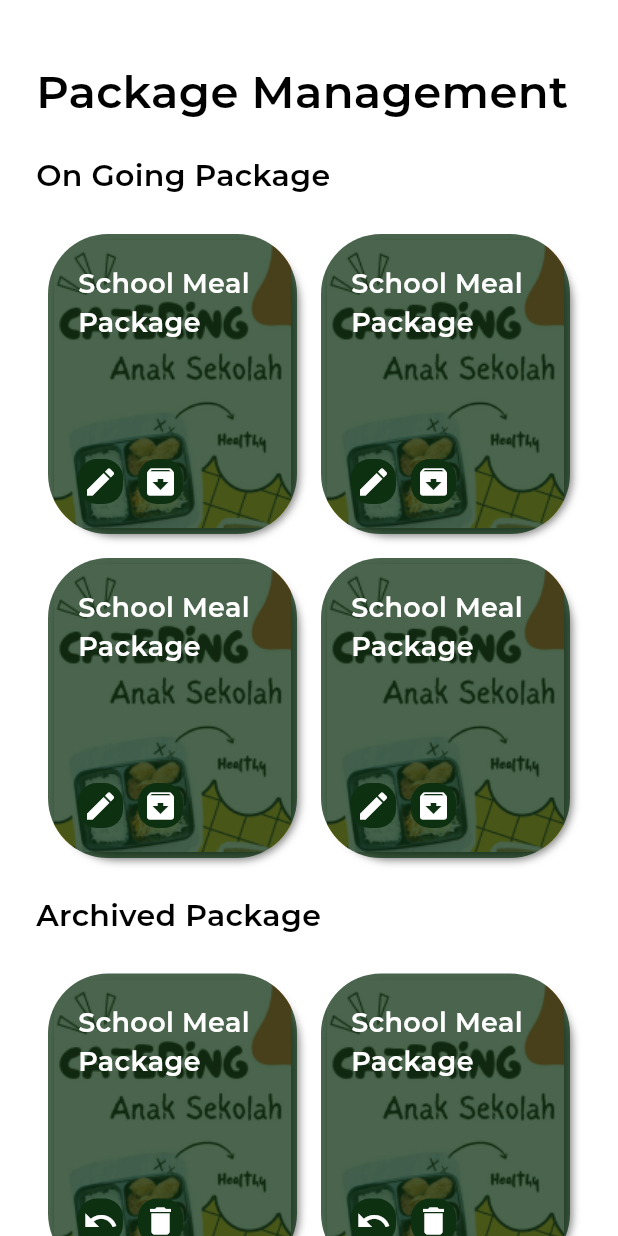
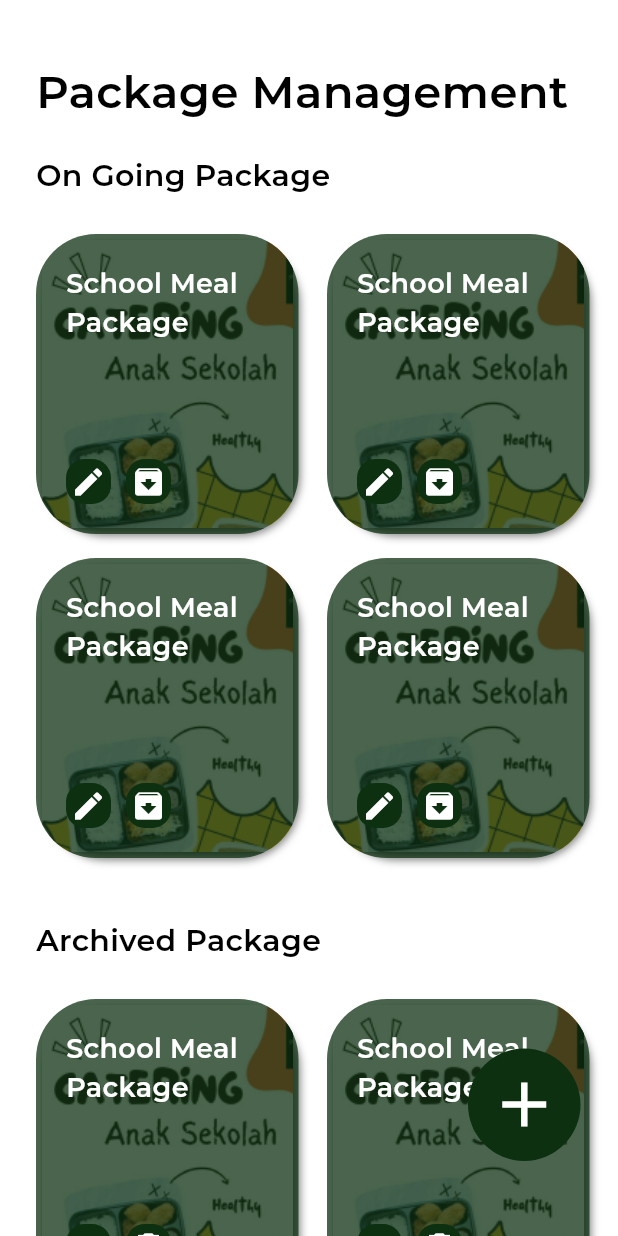
Before and after one commit to FelixSalim/CaterFit, a Flutter app: the PackageManagement screen opened directly, on a phone screen of 412 x 824 dp. Run offline on Flutter 3.47's test engine with Material 3 defaults, Android fonts, the phone set to English and light mode, and no system bars; our stand-ins replace google_fonts.

Commit message:
finish package management design in flutter

```diff
--- /dev/null
+++ b/lib/admin/add_package.dart
@@ -0,0 +1,10 @@
+import 'package:flutter/material.dart';
+
+class AddPackage extends StatelessWidget {
+  const AddPackage({super.key});
+
+  @override
+  Widget build(BuildContext context) {
+    return Container();
+  }
+}
--- a/lib/admin/package_management.dart
+++ b/lib/admin/package_management.dart
@@ -1,14 +1,18 @@
 import 'package:flutter/material.dart';
 import 'package:google_fonts/google_fonts.dart';
+
+import 'package:caterfit/admin/add_package.dart';
 
 class PackageManagement extends StatelessWidget {
   const PackageManagement({super.key});
 
   @override
   Widget build(BuildContext context) {
-    return const Scaffold(
+    return Scaffold(
       backgroundColor: Colors.white,
-      body: SingleChildScrollView(
+      body: Stack(
+        children: [
+          const SingleChildScrollView(
             child: Column(
               mainAxisAlignment: MainAxisAlignment.start,
               crossAxisAlignment: CrossAxisAlignment.start,
@@ -18,6 +22,33 @@ class PackageManagement extends StatelessWidget {
                 ArchivedPackage(),
               ],
             ),
+          ),
+          Positioned(
+            bottom: 50,
+            right: 25,
+            child: Container(
+              width: 75,
+              height: 75,
+              decoration: const BoxDecoration(
+                color: Color(0xFF0D3011),
+                borderRadius: BorderRadius.all(Radius.circular(37.5)),
+              ),
+              child: IconButton(
+                onPressed: () {
+                  Navigator.push(
+                    context,
+                    MaterialPageRoute(
+                      builder: (context) => const AddPackage(),
+                    ),
+                  );
+                },
+                icon: const Icon(Icons.add),
+                color: Colors.white,
+                iconSize: 50,
+              ),
+            ),
+          )
+        ],
       ),
     );
   }
@@ -91,7 +122,7 @@ class OnGoingPackageCards extends StatelessWidget {
   Widget build(BuildContext context) {
     return Container(
         width: MediaQuery.of(context).size.width,
-        padding: const EdgeInsets.symmetric(horizontal: 24, vertical: 16),
+        padding: const EdgeInsets.only(left: 24, top: 16, bottom: 16),
         child: const Column(children: [
           Row(
             mainAxisAlignment: MainAxisAlignment.spaceBetween,
@@ -103,6 +134,7 @@ class OnGoingPackageCards extends StatelessWidget {
             ],
           ),
           Row(
+            mainAxisAlignment: MainAxisAlignment.spaceBetween,
             children: [
               PackageCard(
                   title: "School Meal Package", image: "PackageImageTemp.png"),
@@ -163,7 +195,7 @@ class PackageCardFront extends StatelessWidget {
             )
           ]),
       clipBehavior: Clip.antiAliasWithSaveLayer,
-      margin: const EdgeInsets.all(8.0),
+      margin: const EdgeInsets.symmetric(vertical: 8.0),
       child: Card(
         child: Image.asset('Assets/$image', fit: BoxFit.cover),
       ),
@@ -186,7 +218,7 @@ class PackageCardBack extends StatelessWidget {
     return Container(
       width: 175,
       height: 200,
-      margin: const EdgeInsets.all(8.0),
+      margin: const EdgeInsets.symmetric(vertical: 8.0),
       decoration: const BoxDecoration(
         color: Color(0xBF0D3011),
         borderRadius: BorderRadius.all(Radius.circular(40.0)),
@@ -222,7 +254,7 @@ class PackageCardBack extends StatelessWidget {
                   height: 30,
                   margin: const EdgeInsets.only(right: 10),
                   decoration: BoxDecoration(
-                    color: Color(0xFF0D3011),
+                    color: const Color(0xFF0D3011),
                     borderRadius: BorderRadius.circular(12.5),
                   ),
                   child: const Icon(Icons.edit, color: Colors.white, size: 24),
@@ -254,7 +286,12 @@ class ArchivedPackage extends StatelessWidget {
     return const Column(
       children: [
         Row(
-          children: [SubTitle(text: "Archived Package")],
+          children: [
+            Padding(
+              padding: EdgeInsets.only(top: 17.0),
+              child: SubTitle(text: "Archived Package"),
+            )
+          ],
         ),
         Row(
           children: [ArchivedPackageCards()],
@@ -271,7 +308,7 @@ class ArchivedPackageCards extends StatelessWidget {
   Widget build(BuildContext context) {
     return Container(
         width: MediaQuery.of(context).size.width,
-        padding: const EdgeInsets.symmetric(horizontal: 24, vertical: 16),
+        padding: const EdgeInsets.only(left: 24, top: 16, bottom: 16),
         child: const Column(children: [
           Row(
             mainAxisAlignment: MainAxisAlignment.spaceBetween,
@@ -335,7 +372,7 @@ class ArchiveCardFront extends StatelessWidget {
             )
           ]),
       clipBehavior: Clip.antiAliasWithSaveLayer,
-      margin: const EdgeInsets.all(8.0),
+      margin: const EdgeInsets.symmetric(vertical: 8.0),
       child: Card(
         child: Image.asset('Assets/$image', fit: BoxFit.cover),
       ),
@@ -358,7 +395,7 @@ class ArchiveCardBack extends StatelessWidget {
     return Container(
       width: 175,
       height: 200,
-      margin: const EdgeInsets.all(8.0),
+      margin: const EdgeInsets.symmetric(vertical: 8.0),
       decoration: const BoxDecoration(
         color: Color(0xBF0D3011),
         borderRadius: BorderRadius.all(Radius.circular(40.0)),
```
Lines whose indentation alone changed are shown as unchanged.
